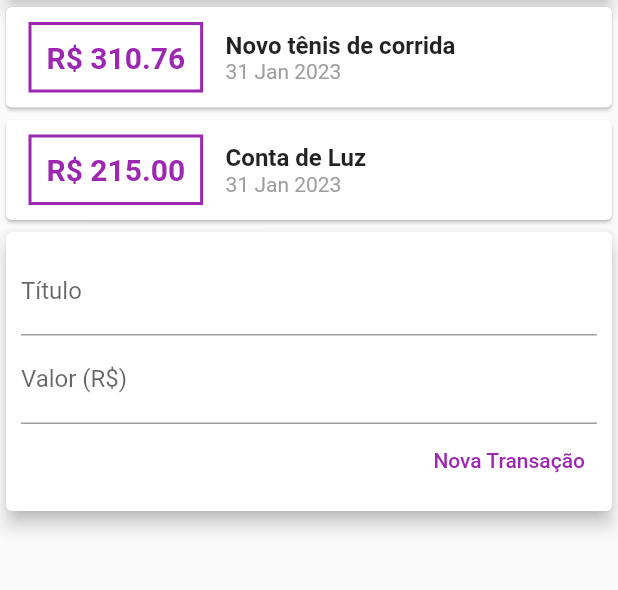
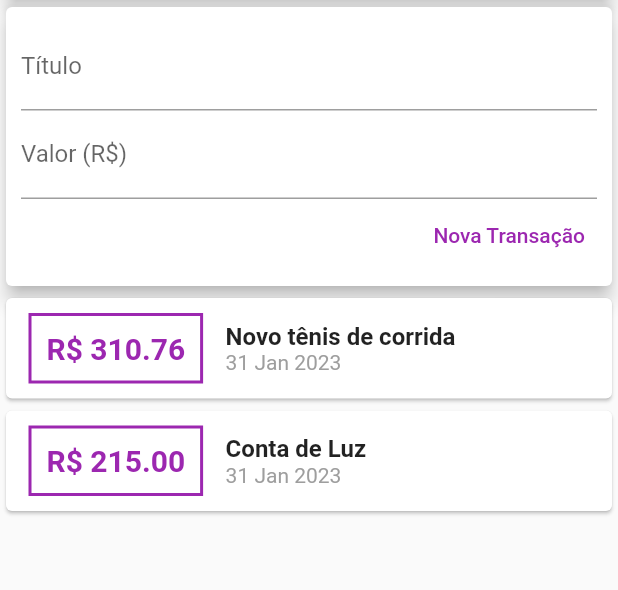
Before and after one commit to brunomarcosluz/app-personal-expenses, a Flutter app: the screen it shows after launch, on a phone screen of 412 x 824 dp, the part 119-709 px from its top. Run offline on Flutter 3.47's test engine with Material 2 defaults, Android fonts, the phone set to English and light mode, and no system bars.

Commit message:
Adicionando rolagem ao app

```diff
--- a/personal_expenses/lib/components/transaction_list.dart
+++ b/personal_expenses/lib/components/transaction_list.dart
@@ -5,23 +5,24 @@ import 'package:flutter/material.dart';
 import '../models/transaction.dart';
 
 class TransactionList extends StatelessWidget {
-
   final List<Transaction> transactions;
 
   TransactionList(this.transactions);
 
   @override
   Widget build(BuildContext context) {
-    return  Column(
-      children: transactions.map((tr){
+    return Container(
+      height: 400,
+      child: ListView.builder(
+        itemCount: transactions.length,
+        itemBuilder: (ctx, index) {
+          final tr = transactions[index];
+
           return Card(
             child: Row(
               children: <Widget>[
                 Container(
-                margin: EdgeInsets.symmetric(
-                  horizontal: 15,
-                  vertical: 10
-                ),
+                  margin: EdgeInsets.symmetric(horizontal: 15, vertical: 10),
                   decoration: BoxDecoration(
                     border: Border.all(
                       color: Colors.purple,
@@ -59,7 +60,8 @@ class TransactionList extends StatelessWidget {
               ],
             ),
           );
-      }).toList(),
+        },
+      ),
     );
   }
 }
--- a/personal_expenses/lib/components/transaction_user.dart
+++ b/personal_expenses/lib/components/transaction_user.dart
@@ -48,8 +48,8 @@ class _TransactionUserState extends State<TransactionUser> {
   Widget build(BuildContext context) {
     return Column(
       children: [
+        TransactionForm(_addTransaction),
         TransactionList(_transactions),
-        TransactionForm(_addTransaction),
       ],
     );
   }
--- a/personal_expenses/lib/main.dart
+++ b/personal_expenses/lib/main.dart
@@ -23,7 +23,8 @@ class MyHomePage extends StatelessWidget {
       appBar: AppBar(
         title: Text('Despesas Pessoais'),
       ),
-      body: Column(
+      body: SingleChildScrollView(
+        child: Column(
           crossAxisAlignment: CrossAxisAlignment.stretch,
           children: <Widget>[
             Container(
@@ -35,6 +36,7 @@ class MyHomePage extends StatelessWidget {
             ),
             TransactionUser(),
           ],
+        ),
       )
     );
   }
```
Lines whose indentation alone changed are shown as unchanged.
